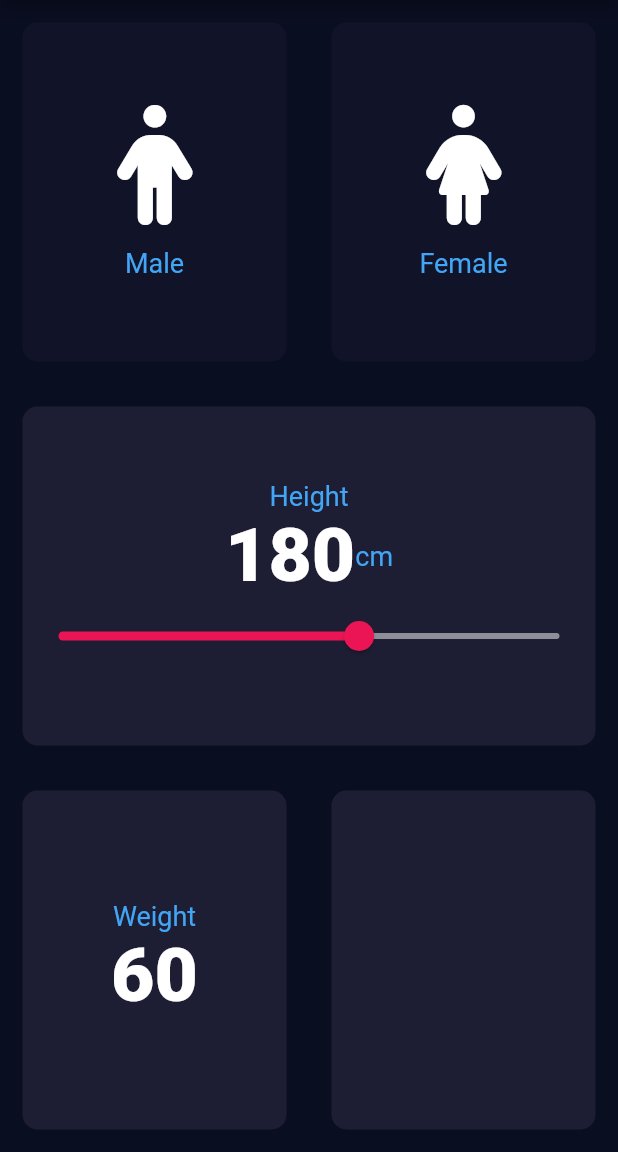
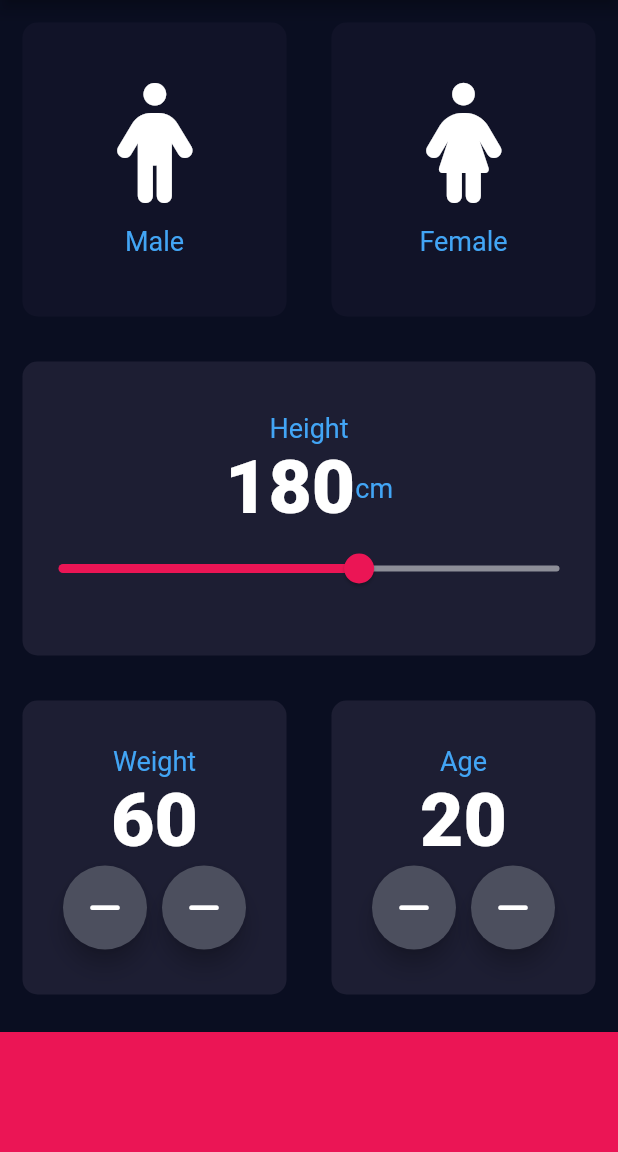
Before and after one commit to TayyebJamil/bmicalculatordesktop, a Flutter app: the screen it shows after launch, on a phone screen of 412 x 824 dp, the part 84-1236 px from its top. Run offline on Flutter 3.47's test engine with Material 2 defaults, Android fonts, the phone set to English and light mode, and no system bars; our stand-ins replace font_awesome_flutter.

Commit message:
lec67/part13

```diff
--- a/lib/input_page.dart
+++ b/lib/input_page.dart
@@ -19,6 +19,7 @@ class _InputPageState extends State<InputPage> {
   Gender selectGender;
   int sliderHeight=180;
   int sliderWeight=60;
+  int sliderAge=20;
 //  Color maleColor = deActiveColor;
   //Color feMaleColor = deActiveColor;
   //void updateColor(Gender gendertype)
@@ -132,6 +133,24 @@ class _InputPageState extends State<InputPage> {
                 Row(
                   mainAxisAlignment: MainAxisAlignment.center,
                   children: <Widget>[
+                    RoundIcon(
+                      iconData: FontAwesomeIcons.minus,
+                      onPress: (){
+                        setState(() {
+                          sliderWeight--;
+                        });
+                      },
+                    ),
+                    SizedBox(width: 10.0,),
+                    RoundIcon(
+                      iconData: FontAwesomeIcons.minus,
+                      onPress: (){
+                        setState(() {
+                          sliderWeight++;
+                        });
+                      },
+
+                    ),
 
                   ],
                 ),
@@ -141,11 +160,79 @@ class _InputPageState extends State<InputPage> {
           ),),
           Expanded(child: RepeatcontainerCode(
             colors: Color(0xFF1D1E33),
+            cardwidget: Column(
+              mainAxisAlignment: MainAxisAlignment.center,
+              children: <Widget>[
+                Text(
+                  'Age',
+                  style: kLabelStyle,
+
+                ),
+                Text(
+                  sliderAge.toString(),
+                  style: kNumberStyle,
+
+                ),
+                Row(
+                  mainAxisAlignment: MainAxisAlignment.center,
+                  children: <Widget>[
+                    RoundIcon(
+                      iconData: FontAwesomeIcons.minus,
+                      onPress: (){
+                        setState(() {
+                          sliderAge--;
+                        });
+                      },
+                    ),
+                    SizedBox(width: 10.0,),
+                    RoundIcon(
+                      iconData: FontAwesomeIcons.minus,
+                      onPress: (){
+                        setState(() {
+                          sliderAge++;
+                        });
+                      },
+
+                    ),
+
+                  ],
+                ),
+
+              ],
+            ),
           ),),
+
         ],
       ),),
+          Container(
+            color: Color(0xFFEB1555),
+            margin: EdgeInsets.only(top: 10.0),
+            width: double.infinity,
+            height: 80.0,
+          ),
         ],
       ),
     );
   }
 }
+class RoundIcon extends StatelessWidget {
+ RoundIcon({@required this.iconData,@required this.onPress});
+  final IconData iconData;
+  final Function onPress;
+
+  @override
+  Widget build(BuildContext context) {
+    return RawMaterialButton(
+      child: Icon(iconData),
+      onPressed: onPress,
+      elevation: 6.0,
+      constraints: BoxConstraints.tightFor(
+        height: 56.0,
+        width: 56.0,
+
+      ),
+      shape: CircleBorder(),
+      fillColor: Color(0xFF4C4F5E),
+    );
+  }
+}
```
